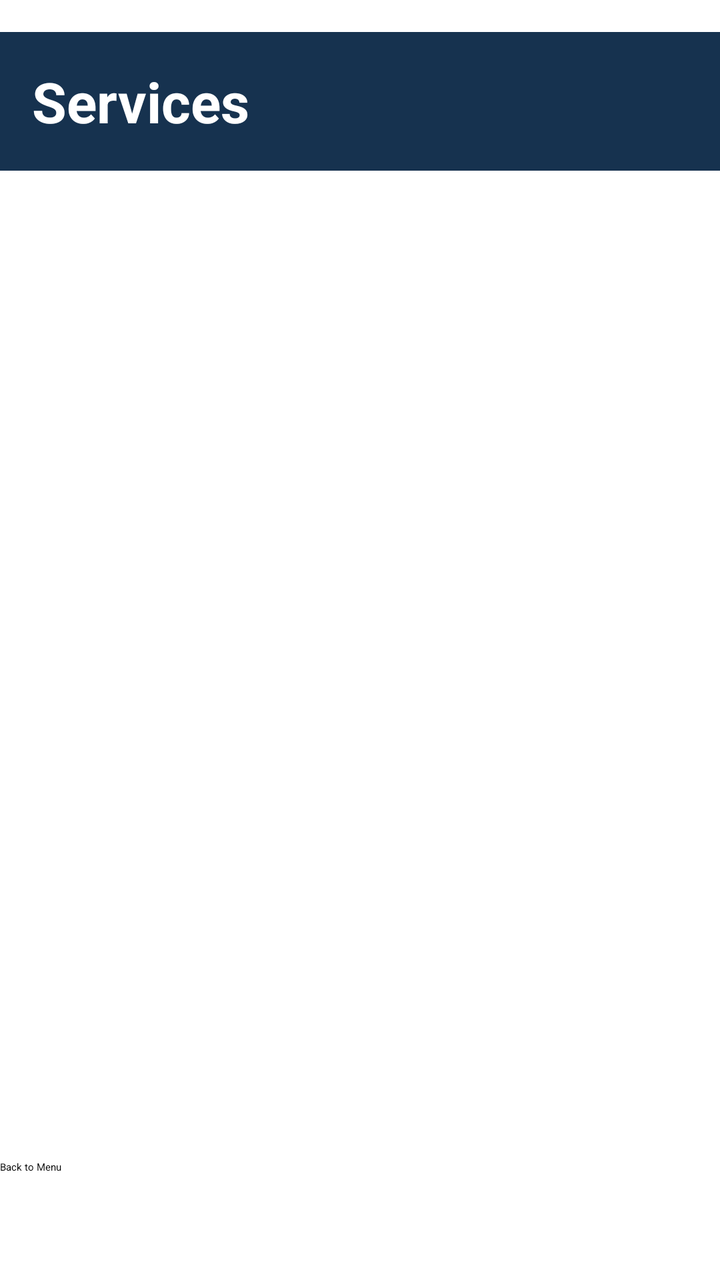
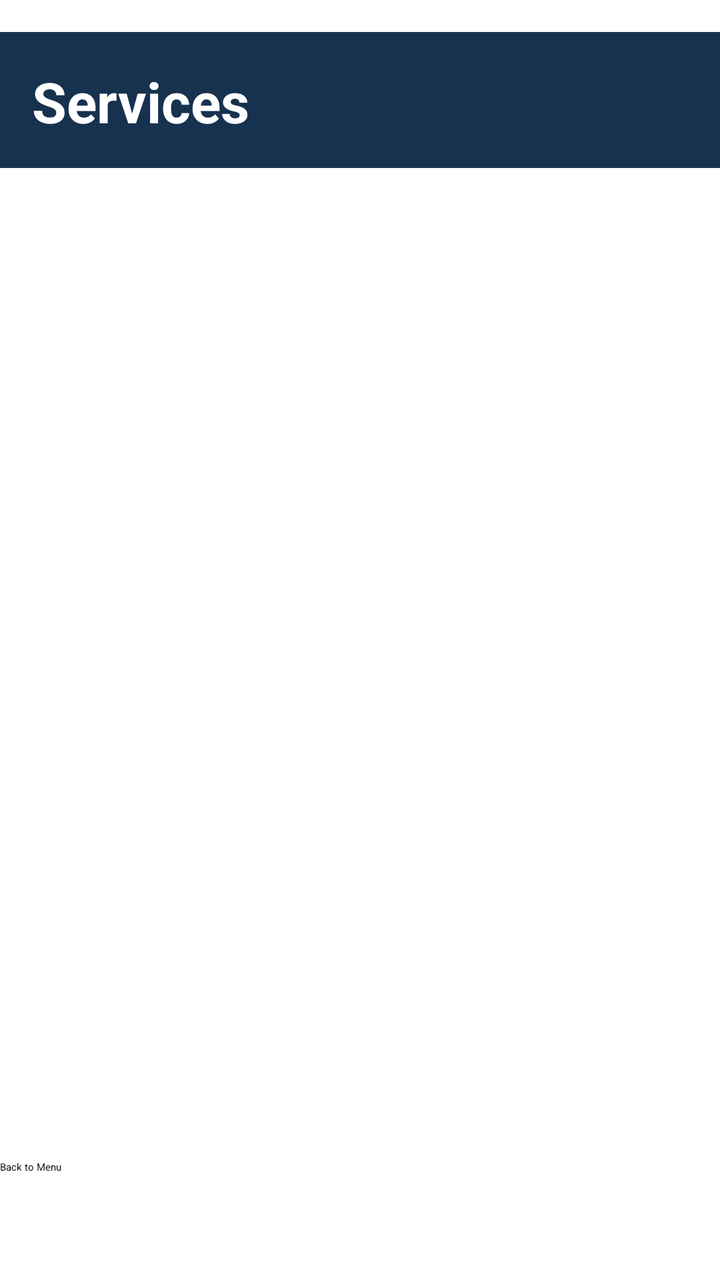

The first picture is an Android layout as it rendered before a commit; the second is the same layout after the commit. The layout source and the unified diff follow.
<!-- AndroidManifest.xml: application theme Theme.EmergencyTracker -->
<!-- res/layout/activity_service_list.xml -->
<?xml version="1.0" encoding="utf-8"?>
<androidx.constraintlayout.widget.ConstraintLayout xmlns:android="http://schemas.android.com/apk/res/android"
    xmlns:app="http://schemas.android.com/apk/res-auto"
    xmlns:tools="http://schemas.android.com/tools"
    android:id="@+id/main"
    android:layout_width="match_parent"
    android:layout_height="match_parent"
    tools:context=".ServiceListActivity">


    <TextView
        android:id="@+id/textView"
        android:layout_width="516dp"
        android:layout_height="0dp"
        android:layout_marginTop="16dp"
        android:background="@color/navyblue"
        android:padding="16dp"
        android:text="Services"
        android:textColor="@color/white"
        android:textSize="28sp"
        android:textStyle="bold"
        app:layout_constraintEnd_toEndOf="parent"
        app:layout_constraintHorizontal_bias="0.0"
        app:layout_constraintStart_toStartOf="parent"
        app:layout_constraintTop_toTopOf="parent" />

    <androidx.recyclerview.widget.RecyclerView
        android:id="@+id/serviceRecyclerView"
        android:layout_width="415dp"
        android:layout_height="573dp"
        android:clipToPadding="false"
        android:paddingBottom="8dp"
        app:layout_constraintBottom_toTopOf="@id/returnButton"
        app:layout_constraintEnd_toEndOf="parent"
        app:layout_constraintHorizontal_bias="0.0"
        app:layout_constraintStart_toStartOf="parent"
        app:layout_constraintTop_toBottomOf="@id/textView"
        app:layout_constraintVertical_bias="1.0" />

    <Button
            android:id="@+id/returnButton"
            android:layout_width="0dp"
            android:layout_height="60dp"
            android:text="Back to Menu"
            android:backgroundTint="@color/teal"

            app:layout_constraintBottom_toBottomOf="parent"
            app:layout_constraintStart_toStartOf="parent"
            app:layout_constraintEnd_toEndOf="parent" />

    </androidx.constraintlayout.widget.ConstraintLayout>
<!-- resources referenced by this layout -->
<resources>
  <color name="navyblue">#16324F</color>
  <color name="teal">#20A39E</color>
  <color name="white">#FFFFFFFF</color>
</resources>

<!-- the commit's change to res/layout/activity_service_list.xml (unified diff, before → after) -->
@@ -7,11 +7,10 @@
     android:layout_height="match_parent"
     tools:context=".ServiceListActivity">
 
-
     <TextView
         android:id="@+id/textView"
-        android:layout_width="516dp"
-        android:layout_height="0dp"
+        android:layout_width="505dp"
+        android:layout_height="68dp"
         android:layout_marginTop="16dp"
         android:background="@color/navyblue"
         android:padding="16dp"
@@ -26,8 +25,8 @@
 
     <androidx.recyclerview.widget.RecyclerView
         android:id="@+id/serviceRecyclerView"
-        android:layout_width="415dp"
-        android:layout_height="573dp"
+        android:layout_width="413dp"
+        android:layout_height="587dp"
         android:clipToPadding="false"
         android:paddingBottom="8dp"
         app:layout_constraintBottom_toTopOf="@id/returnButton"
@@ -48,4 +47,4 @@
             app:layout_constraintStart_toStartOf="parent"
             app:layout_constraintEnd_toEndOf="parent" />
 
-    </androidx.constraintlayout.widget.ConstraintLayout>
+</androidx.constraintlayout.widget.ConstraintLayout>
